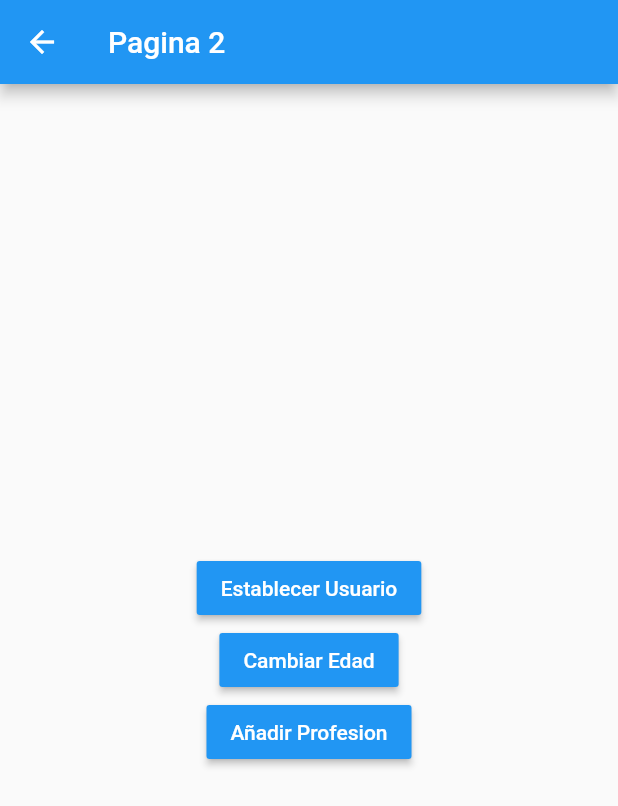
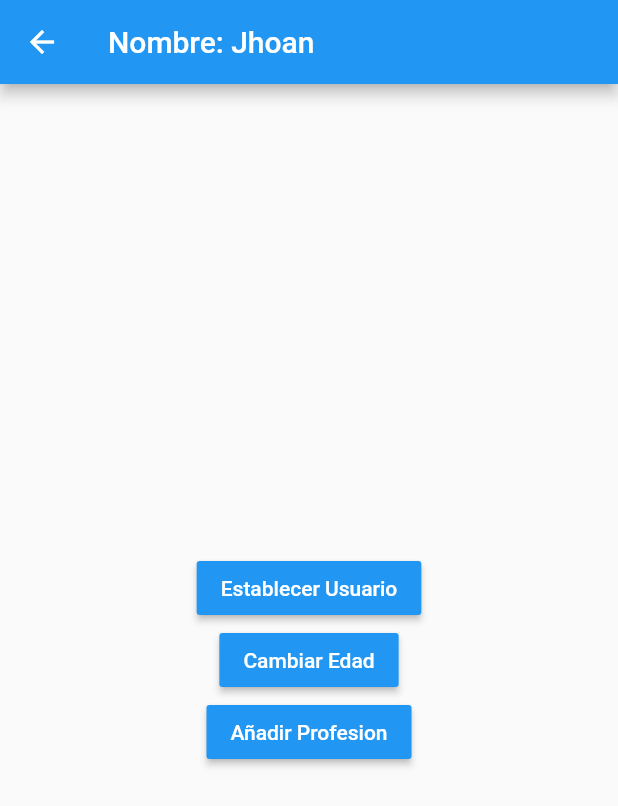
Before and after one commit to jhoanjimz/flutter-manejadores-estados, a Flutter app: the Pagina2Page screen opened by its route, after a tap on "Establecer Usuario", on a phone screen of 412 x 824 dp. Shown: the top 806 px of the screen. Run offline on Flutter 3.47's test engine with Material 2 defaults, Android fonts, the phone set to English and light mode, and no system bars; accounts and stored records are empty.

Commit message:
Fin singleton

```diff
--- a/lib/models/usuario.dart
+++ b/lib/models/usuario.dart
@@ -1,15 +1,14 @@
 
+
+// ignore_for_file: unnecessary_null_comparison
 
 class Usuario {
 
   String nombre;
-  int edad;
-  List<String> profesiones;
+  int? edad;
+  List<String>? profesiones;
 
-  Usuario({
-    required this.edad,
-    required this.nombre,
-    required this.profesiones
-  });
+  Usuario({ required this.nombre, this.edad, this.profesiones })
+  :assert(nombre != null);
 
 }
--- a/lib/pages/pagina1_page.dart
+++ b/lib/pages/pagina1_page.dart
@@ -1,3 +1,5 @@
+import 'package:estados/models/usuario.dart';
+import 'package:estados/services/usuario_service.dart';
 import 'package:flutter/material.dart';
 
 
@@ -11,7 +13,14 @@ class Pagina1Page extends StatelessWidget {
       appBar: AppBar(
         title: const Text('Pagina 1'),
       ),
-      body: const InformacionUsuario(),
+      body: StreamBuilder(
+        stream: usuarioService.usuarioStream,
+        builder: (BuildContext context, AsyncSnapshot<Usuario> snapshot) {
+          return snapshot.hasData
+          ? InformacionUsuario( usuario: snapshot.data! )
+          : const Center( child: Text('No hay información del usuario'));
+        },
+      ),
       floatingActionButton: FloatingActionButton(
         onPressed: () => Navigator.pushNamed(context, 'pagina2'),
         child: const Icon(Icons.accessibility_new),
@@ -21,7 +30,10 @@ class Pagina1Page extends StatelessWidget {
 }
 
 class InformacionUsuario extends StatelessWidget {
-  const InformacionUsuario({ super.key });
+
+  final Usuario usuario;
+
+  const InformacionUsuario({super.key, required this.usuario});
 
   @override
   Widget build(BuildContext context) {
@@ -29,20 +41,19 @@ class InformacionUsuario extends StatelessWidget {
       height: double.infinity,
       width: double.infinity,
       padding: const EdgeInsets.all(20.0),
-      child: const Column(
+      child: Column(
         crossAxisAlignment: CrossAxisAlignment.start,
         children: [
-          Text('General', style: TextStyle(fontSize: 18, fontWeight: FontWeight.bold)),
-          Divider(),
-          ListTile(title: Text('Nombre: ')),
-          ListTile(title: Text('Edad: ')),
+          const Text('General', style: TextStyle(fontSize: 18, fontWeight: FontWeight.bold)),
+          const Divider(),
+          ListTile(title: Text('Nombre: ${usuario.nombre}')),
+          ListTile(title: Text('Edad: ${usuario.edad}')),
 
-
-          Text('Profesiones', style: TextStyle(fontSize: 18, fontWeight: FontWeight.bold)),
-          Divider(),
-          ListTile(title: Text('Profesion 1')),
-          ListTile(title: Text('Profesion 2')),
-          ListTile(title: Text('Profesion 3')),
+          const Text('Profesiones', style: TextStyle(fontSize: 18, fontWeight: FontWeight.bold)),
+          const Divider(),
+          const ListTile(title: Text('Profesion 1')),
+          const ListTile(title: Text('Profesion 2')),
+          const ListTile(title: Text('Profesion 3')),
         ],
       ),
     );
--- a/lib/pages/pagina2_page.dart
+++ b/lib/pages/pagina2_page.dart
@@ -1,3 +1,5 @@
+import 'package:estados/models/usuario.dart';
+import 'package:estados/services/usuario_service.dart';
 import 'package:flutter/material.dart';
 
 
@@ -9,19 +11,31 @@ class Pagina2Page extends StatelessWidget {
   Widget build(BuildContext context) {
     return Scaffold(
       appBar: AppBar(
-        title: const Text('Pagina 2'),
+        title: StreamBuilder(
+          stream: usuarioService.usuarioStream,
+          builder: (BuildContext context, AsyncSnapshot<Usuario> snapshot) {
+            return snapshot.hasData
+              ? Text('Nombre: ${snapshot.data!.nombre}')
+              : const Text('Pagina 2');
+          },
+        )
       ),
       body: Center(
         child: Column(
           mainAxisAlignment: MainAxisAlignment.center,
           children: [
             MaterialButton(
-              onPressed: () {},
+              onPressed: () {
+                final nuevoUsuario = Usuario( nombre: 'Jhoan', edad: 26 );
+                usuarioService.cargarUsuario(nuevoUsuario);
+              },
               color: Colors.blue,
               child: const Text('Establecer Usuario', style: TextStyle(color: Colors.white)),
             ),
             MaterialButton(
-              onPressed: () {},
+              onPressed: () {
+                usuarioService.cambiarEdad(32);
+              },
               color: Colors.blue,
               child: const Text('Cambiar Edad', style: TextStyle(color: Colors.white)),
             ),
--- /dev/null
+++ b/lib/services/usuario_service.dart
@@ -0,0 +1,34 @@
+// ignore_for_file: unnecessary_null_comparison
+
+import 'dart:async';
+
+import 'package:estados/models/usuario.dart';
+
+class _UsuarioService {
+
+  Usuario? _usuario;
+
+  final StreamController<Usuario> _usuarioStreamController = StreamController<Usuario>.broadcast();
+
+  Usuario? get usuario => _usuario;
+  bool get existeUsuario => ( _usuario != null ) ? true : false;
+
+  Stream<Usuario> get usuarioStream => _usuarioStreamController.stream;
+
+  void cargarUsuario( Usuario user ) {
+    _usuario = user;
+    _usuarioStreamController.add(user);
+  }
+
+  void cambiarEdad( int edad ) {
+    _usuario!.edad = edad;
+    _usuarioStreamController.add(_usuario!);
+  }
+
+  dispose() {
+    _usuarioStreamController.close();
+  }
+
+}
+
+final usuarioService = _UsuarioService();
```
